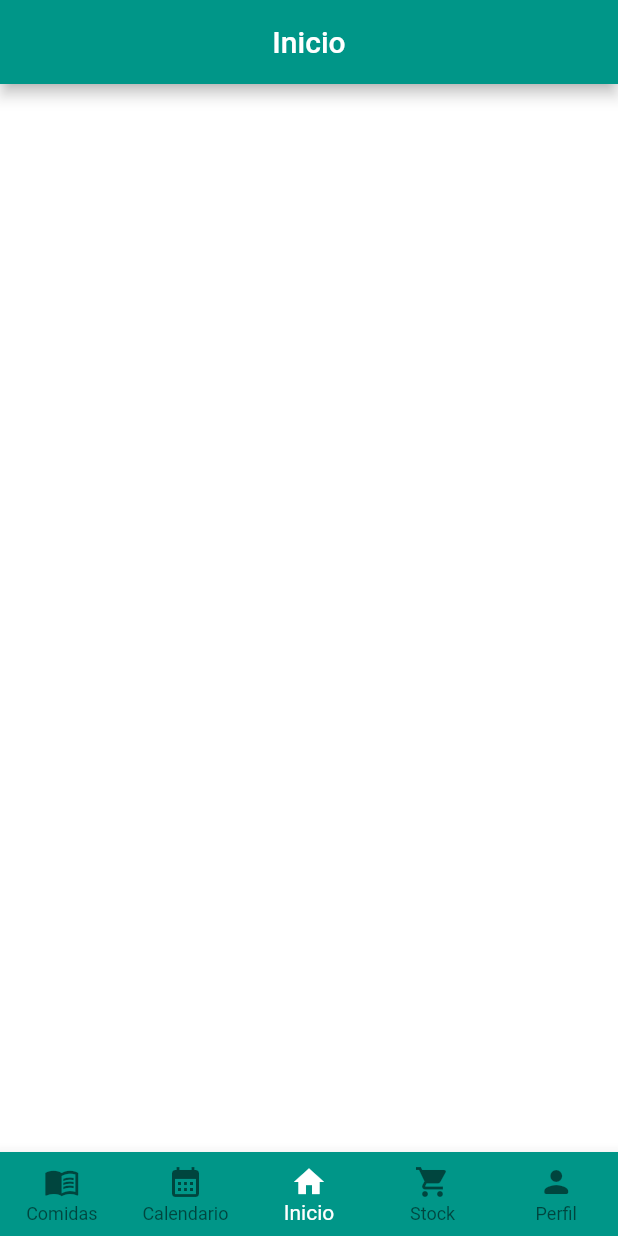
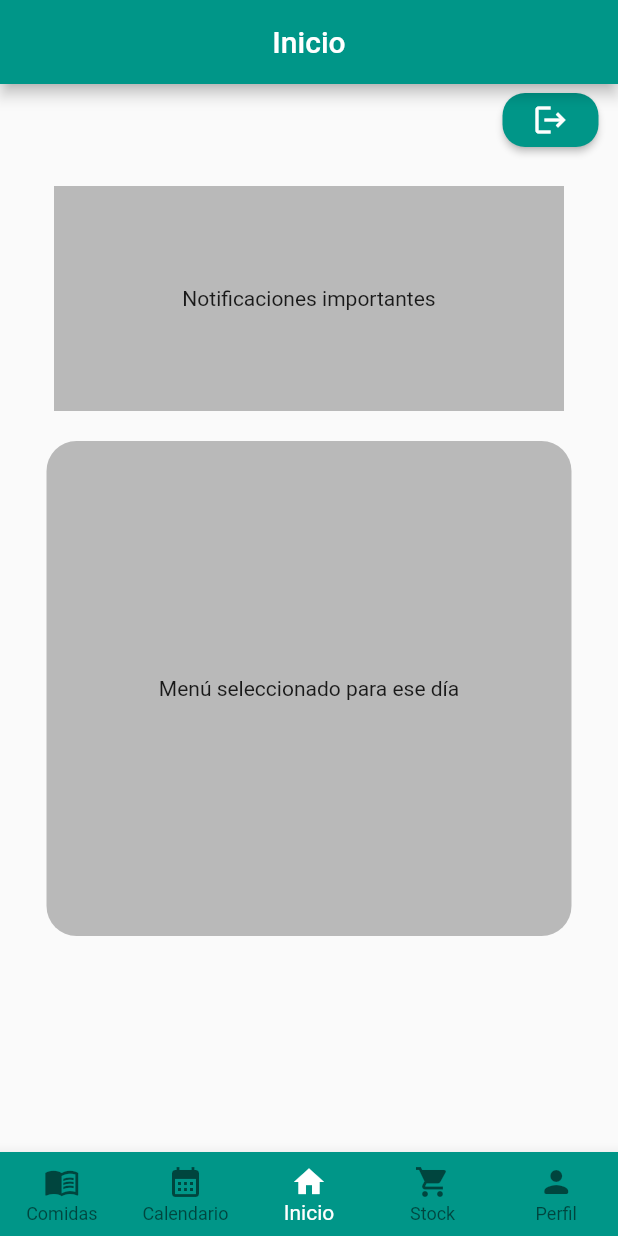
Before and after one commit to mceleste3/plan_nutricional, a Flutter app: the screen it shows once a user with an empty profile is signed in, on a phone screen of 412 x 824 dp. Run offline on Flutter 3.47's test engine with Material 2 defaults, Android fonts, the phone set to English and light mode, and no system bars; our stand-ins replace cloud_firestore, firebase_auth, firebase_core; missing offline and left inert: flutterfire_ui; accounts and stored records are empty; statements that could not run were skipped.

Commit message:
- Editar comida (aún no terminada) - Log out en pantalla de inicio

```diff
--- a/lib/pantallas/barra_navegacion.dart
+++ b/lib/pantallas/barra_navegacion.dart
@@ -1,4 +1,5 @@
 import 'package:flutter/material.dart';
+import 'package:plan_nutricional/pantallas/inicio.dart';
 import 'package:plan_nutricional/pantallas/pantalla_comidas.dart';
 import 'package:plan_nutricional/pantallas/perfil.dart';
 
@@ -10,7 +11,13 @@ class BarraNavegacion extends StatefulWidget {
 
 class _BarraNavegacionState extends State<BarraNavegacion> {
   late int _paginaActual;
-  static final List<String> titulos = ['Comidas', 'Calendario', 'Inicio', 'Stock', 'Perfil'];
+  static final List<String> titulos = [
+    'Comidas',
+    'Calendario',
+    'Inicio',
+    'Stock',
+    'Perfil'
+  ];
   PageController pageController = PageController();
   /*static const TextStyle optionStyle =
       TextStyle(fontSize: 30, fontWeight: FontWeight.bold); */
@@ -19,9 +26,7 @@ class _BarraNavegacionState extends State<BarraNavegacion> {
     Container(
       color: Colors.white,
     ),
-    Container(
-      color: Colors.white,
-    ),
+    const Inicio(),
     Container(
       color: Colors.white,
     ),
--- /dev/null
+++ b/lib/pantallas/inicio.dart
@@ -0,0 +1,58 @@
+import 'package:firebase_auth/firebase_auth.dart';
+import 'package:flutter/material.dart';
+
+class Inicio extends StatelessWidget {
+  const Inicio({Key? key}) : super(key: key);
+
+  @override
+  Widget build(BuildContext context) {
+    final user = FirebaseAuth.instance.currentUser!;
+    final userid = user.uid;
+    return Column(
+      children: [
+        Row(
+          mainAxisAlignment: MainAxisAlignment.end,
+          children: [
+            Padding(
+              padding: const EdgeInsets.only(
+                right: 13,
+                bottom: 20,
+              ),
+              child: ElevatedButton(
+                onPressed: () {
+                  FirebaseAuth.instance.signOut();
+                },
+                child: const Icon(
+                  Icons.logout,
+                ),
+                style: ElevatedButton.styleFrom(
+                  shape: RoundedRectangleBorder(
+                    borderRadius: BorderRadius.circular(15),
+                  ),
+                ),
+              ),
+            ),
+          ],
+        ),
+        Container(
+          height: 150,
+          width: 340,
+          color: Colors.black26,
+          child: const Center(child: Text("Notificaciones importantes")),
+        ),
+        Padding(
+          padding: const EdgeInsets.only(top: 20, left: 8, right: 8),
+          child: Container(
+            height: 330,
+            width: 350,
+            decoration: BoxDecoration(
+              borderRadius: BorderRadius.circular(20),
+              color: Colors.black26,
+            ),
+            child: const Center(child: Text("Menú seleccionado para ese día")),
+          ),
+        )
+      ],
+    );
+  }
+}
```
Also changed, not shown: lib/pantallas/editar_comida.dart (+78 -17 lines), lib/pantallas/pantalla_comidas1.dart (deleted, +0 -156 lines), lib/pantallas/perfil.dart (+13 -7 lines).
